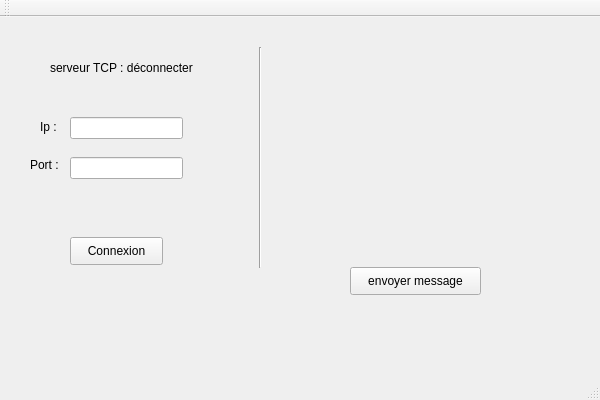
First picture: the form in QTwebSocket/websocketc++/websocketc++/websocketc.ui, repository VolletMaxence/Super-Projet-QT, before the edit.
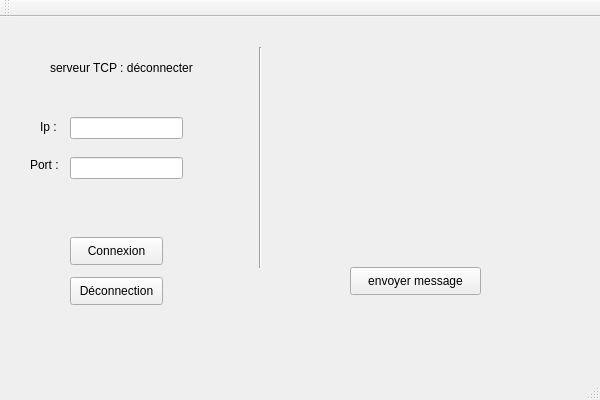
Second picture: the form after the edit.

```diff
--- a/QTwebSocket/websocketc++/websocketc++/websocketc.ui
+++ b/QTwebSocket/websocketc++/websocketc++/websocketc.ui
@@ -112,6 +112,32 @@
      <string>envoyer message</string>
     </property>
    </widget>
+   <widget class="QLabel" name="statusMes">
+    <property name="geometry">
+     <rect>
+      <x>270</x>
+      <y>60</y>
+      <width>311</width>
+      <height>91</height>
+     </rect>
+    </property>
+    <property name="text">
+     <string/>
+    </property>
+   </widget>
+   <widget class="QPushButton" name="deconnection">
+    <property name="geometry">
+     <rect>
+      <x>70</x>
+      <y>260</y>
+      <width>93</width>
+      <height>28</height>
+     </rect>
+    </property>
+    <property name="text">
+     <string>Déconnection</string>
+    </property>
+   </widget>
   </widget>
   <widget class="QMenuBar" name="menuBar">
    <property name="geometry">
```
Left out of the diff: 34 changed lines with no effect on the pictures.
